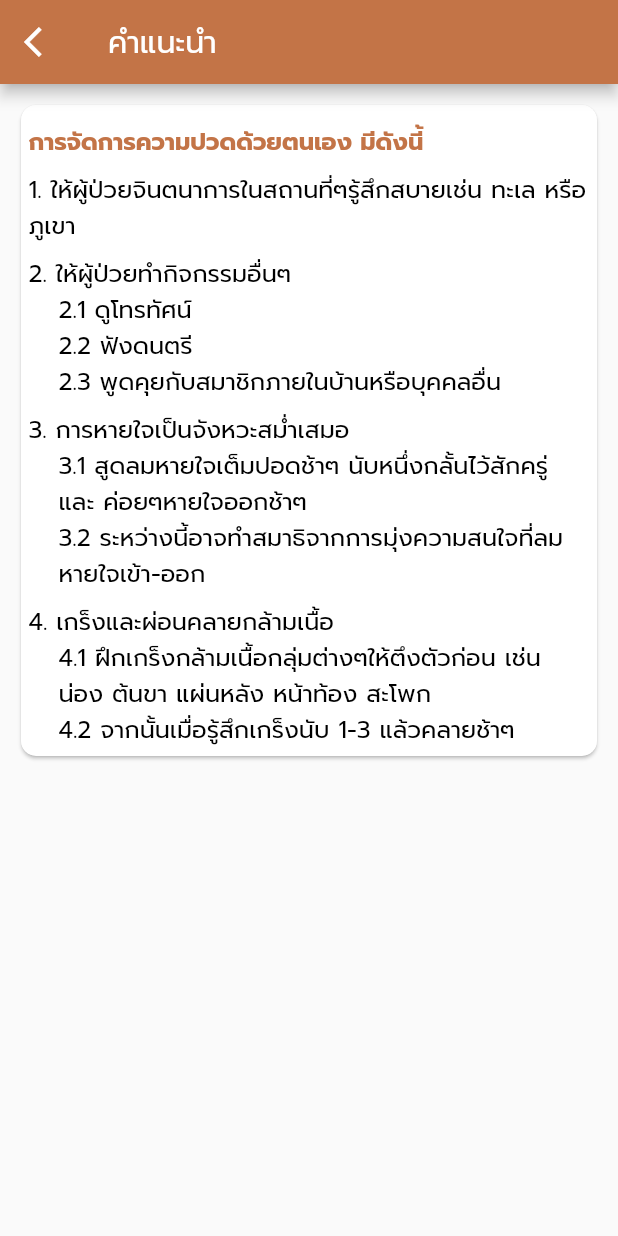
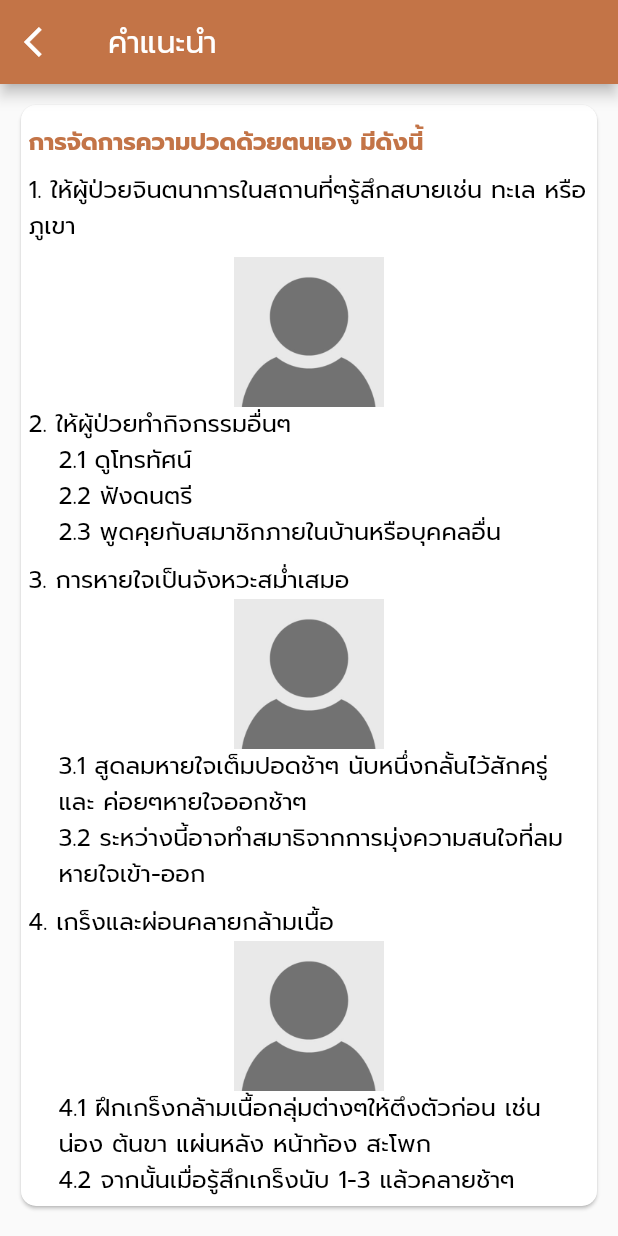
Before and after one commit to LaCare-KMUTT/AbdoCare, a Flutter app: the PainAdvice screen opened directly, on a phone screen of 412 x 824 dp. Run offline on Flutter 3.47's test engine with Material 2 defaults, Android fonts, the phone set to English and light mode, and no system bars; our stand-ins replace bubble, charts_flutter, cloud_firestore, firebase_auth, firebase_core, get_it and 2 more; missing offline and left inert: flutter_dialogflow; accounts and stored records are empty; statements that could not run were skipped; project files that could hold a hidden picture were left out.

Commit message:
Add some images in training information

```diff
--- a/lib/widget/training_information/post-op-home/pain_advice.dart
+++ b/lib/widget/training_information/post-op-home/pain_advice.dart
@@ -46,6 +46,11 @@ class PainAdvice extends StatelessWidget {
                             child: Column(
                               crossAxisAlignment: CrossAxisAlignment.stretch,
                               children: [
+                                Image.asset(
+                                  'assets/default.jpg',
+                                  height: 100,
+                                  width: 80,
+                                ),
                                 Text('2. ให้ผู้ป่วยทำกิจกรรมอื่นๆ',
                                     style:
                                         Theme.of(context).textTheme.bodyText1),
@@ -82,6 +87,11 @@ class PainAdvice extends StatelessWidget {
                                 Text('3. การหายใจเป็นจังหวะสม่ำเสมอ',
                                     style:
                                         Theme.of(context).textTheme.bodyText1),
+                                Image.asset(
+                                  'assets/default.jpg',
+                                  height: 100,
+                                  width: 80,
+                                ),
                                 Padding(
                                   padding: const EdgeInsets.only(left: 20),
                                   child: Column(
@@ -112,6 +122,11 @@ class PainAdvice extends StatelessWidget {
                                 Text('4. เกร็งและผ่อนคลายกล้ามเนื้อ',
                                     style:
                                         Theme.of(context).textTheme.bodyText1),
+                                Image.asset(
+                                  'assets/default.jpg',
+                                  height: 100,
+                                  width: 80,
+                                ),
                                 Padding(
                                   padding: const EdgeInsets.only(left: 20),
                                   child: Column(
```
